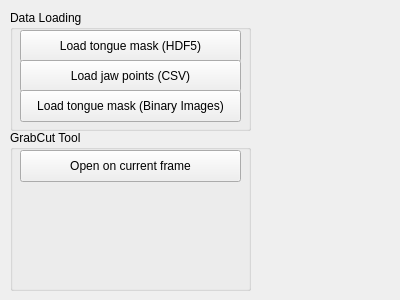
First picture: the form in src/WhiskerToolbox/Tongue_Widget/Tongue_Widget.ui, repository paulmthompson/WhiskerToolbox, before the edit.
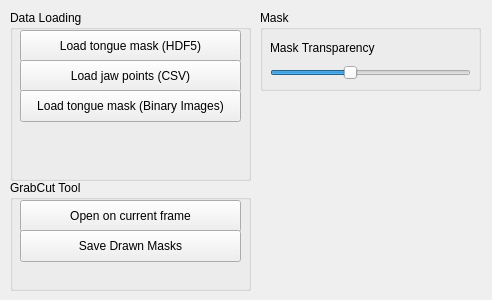
Second picture: the form after the edit.

Commit message: save button and mask transparency slider

Patch:
```diff
--- a/src/WhiskerToolbox/Tongue_Widget/Tongue_Widget.ui
+++ b/src/WhiskerToolbox/Tongue_Widget/Tongue_Widget.ui
@@ -6,7 +6,7 @@
    <rect>
     <x>0</x>
     <y>0</y>
-    <width>400</width>
+    <width>492</width>
     <height>300</height>
    </rect>
   </property>
@@ -19,7 +19,7 @@
      <x>10</x>
      <y>10</y>
      <width>241</width>
-     <height>121</height>
+     <height>171</height>
     </rect>
    </property>
    <property name="title">
@@ -69,9 +69,9 @@
    <property name="geometry">
     <rect>
      <x>10</x>
-     <y>130</y>
+     <y>180</y>
      <width>241</width>
-     <height>161</height>
+     <height>111</height>
     </rect>
    </property>
    <property name="title">
@@ -88,6 +88,64 @@
     </property>
     <property name="text">
      <string>Open on current frame</string>
+    </property>
+   </widget>
+   <widget class="QPushButton" name="savemasks_btn">
+    <property name="geometry">
+     <rect>
+      <x>10</x>
+      <y>50</y>
+      <width>221</width>
+      <height>32</height>
+     </rect>
+    </property>
+    <property name="text">
+     <string>Save Drawn Masks</string>
+    </property>
+   </widget>
+  </widget>
+  <widget class="QGroupBox" name="groupBox_3">
+   <property name="geometry">
+    <rect>
+     <x>260</x>
+     <y>10</y>
+     <width>221</width>
+     <height>81</height>
+    </rect>
+   </property>
+   <property name="title">
+    <string>Mask</string>
+   </property>
+   <widget class="QSlider" name="transparency_slider">
+    <property name="geometry">
+     <rect>
+      <x>10</x>
+      <y>50</y>
+      <width>201</width>
+      <height>25</height>
+     </rect>
+    </property>
+    <property name="maximum">
+     <number>255</number>
+    </property>
+    <property name="value">
+     <number>100</number>
+    </property>
+    <property name="orientation">
+     <enum>Qt::Horizontal</enum>
+    </property>
+   </widget>
+   <widget class="QLabel" name="label_2">
+    <property name="geometry">
+     <rect>
+      <x>10</x>
+      <y>30</y>
+      <width>131</width>
+      <height>16</height>
+     </rect>
+    </property>
+    <property name="text">
+     <string>Mask Transparency</string>
     </property>
    </widget>
   </widget>
```
The commit also changes 3 other files.
